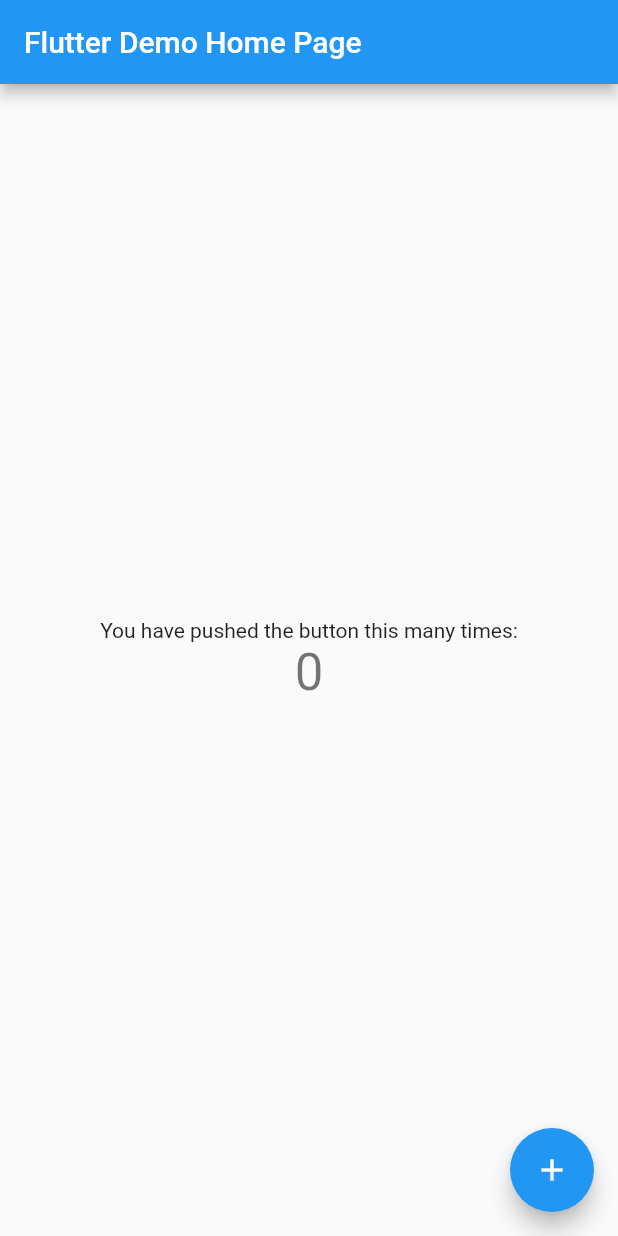
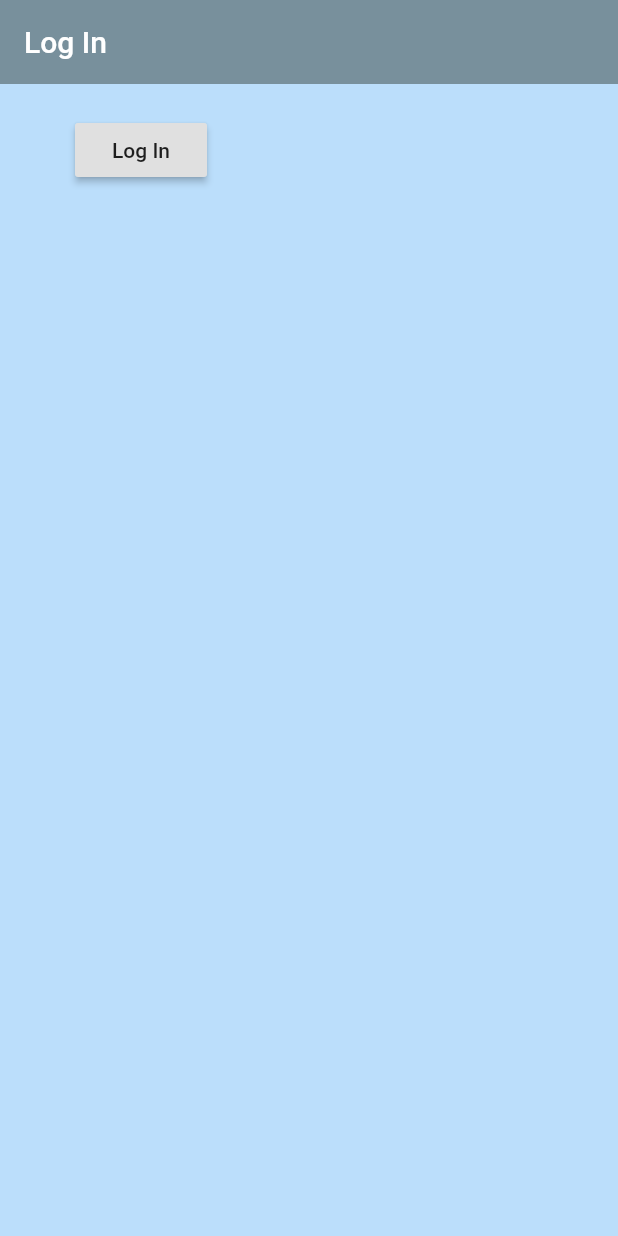
Before and after one commit to UHM-Byte-Me/bowfolios, a Flutter app: the screen it shows after launch, on a phone screen of 412 x 824 dp. Run offline on Flutter 3.47's test engine with Material 2 defaults, Android fonts, the phone set to English and light mode, and no system bars; our stand-ins replace firebase_auth; accounts and stored records are empty.

```diff
--- a/lib/main.dart
+++ b/lib/main.dart
@@ -1,3 +1,4 @@
+import 'package:bowfolios/screens/wrapper.dart';
 import 'package:flutter/material.dart';
 
 void main() {
@@ -9,109 +10,8 @@ class MyApp extends StatelessWidget {
   @override
   Widget build(BuildContext context) {
     return MaterialApp(
-      title: 'Flutter Demo',
-      theme: ThemeData(
-        // This is the theme of your application.
-        //
-        // Try running your application with "flutter run". You'll see the
-        // application has a blue toolbar. Then, without quitting the app, try
-        // changing the primarySwatch below to Colors.green and then invoke
-        // "hot reload" (press "r" in the console where you ran "flutter run",
-        // or simply save your changes to "hot reload" in a Flutter IDE).
-        // Notice that the counter didn't reset back to zero; the application
-        // is not restarted.
-        primarySwatch: Colors.blue,
-        // This makes the visual density adapt to the platform that you run
-        // the app on. For desktop platforms, the controls will be smaller and
-        // closer together (more dense) than on mobile platforms.
-        visualDensity: VisualDensity.adaptivePlatformDensity,
-      ),
-      home: MyHomePage(title: 'Flutter Demo Home Page'),
+      title: "BowFolios",
+      home: AuthWrapper(),
     );
   }
 }
-
-class MyHomePage extends StatefulWidget {
-  MyHomePage({Key key, this.title}) : super(key: key);
-
-  // This widget is the home page of your application. It is stateful, meaning
-  // that it has a State object (defined below) that contains fields that affect
-  // how it looks.
-
-  // This class is the configuration for the state. It holds the values (in this
-  // case the title) provided by the parent (in this case the App widget) and
-  // used by the build method of the State. Fields in a Widget subclass are
-  // always marked "final".
-
-  final String title;
-
-  @override
-  _MyHomePageState createState() => _MyHomePageState();
-}
-
-class _MyHomePageState extends State<MyHomePage> {
-  int _counter = 0;
-
-  void _incrementCounter() {
-    setState(() {
-      // This call to setState tells the Flutter framework that something has
-      // changed in this State, which causes it to rerun the build method below
-      // so that the display can reflect the updated values. If we changed
-      // _counter without calling setState(), then the build method would not be
-      // called again, and so nothing would appear to happen.
-      _counter++;
-    });
-  }
-
-  @override
-  Widget build(BuildContext context) {
-    // This method is rerun every time setState is called, for instance as done
-    // by the _incrementCounter method above.
-    //
-    // The Flutter framework has been optimized to make rerunning build methods
-    // fast, so that you can just rebuild anything that needs updating rather
-    // than having to individually change instances of widgets.
-    return Scaffold(
-      appBar: AppBar(
-        // Here we take the value from the MyHomePage object that was created by
-        // the App.build method, and use it to set our appbar title.
-        title: Text(widget.title),
-      ),
-      body: Center(
-        // Center is a layout widget. It takes a single child and positions it
-        // in the middle of the parent.
-        child: Column(
-          // Column is also a layout widget. It takes a list of children and
-          // arranges them vertically. By default, it sizes itself to fit its
-          // children horizontally, and tries to be as tall as its parent.
-          //
-          // Invoke "debug painting" (press "p" in the console, choose the
-          // "Toggle Debug Paint" action from the Flutter Inspector in Android
-          // Studio, or the "Toggle Debug Paint" command in Visual Studio Code)
-          // to see the wireframe for each widget.
-          //
-          // Column has various properties to control how it sizes itself and
-          // how it positions its children. Here we use mainAxisAlignment to
-          // center the children vertically; the main axis here is the vertical
-          // axis because Columns are vertical (the cross axis would be
-          // horizontal).
-          mainAxisAlignment: MainAxisAlignment.center,
-          children: <Widget>[
-            Text(
-              'You have pushed the button this many times:',
-            ),
-            Text(
-              '$_counter',
-              style: Theme.of(context).textTheme.headline4,
-            ),
-          ],
-        ),
-      ),
-      floatingActionButton: FloatingActionButton(
-        onPressed: _incrementCounter,
-        tooltip: 'Increment',
-        child: Icon(Icons.add),
-      ), // This trailing comma makes auto-formatting nicer for build methods.
-    );
-  }
-}
--- /dev/null
+++ b/lib/screens/authenticate/authenticate.dart
@@ -0,0 +1,14 @@
+import 'package:bowfolios/screens/authenticate/log_in.dart';
+import 'package:flutter/material.dart';
+
+class Authenticate extends StatefulWidget {
+  @override
+  _AuthenticateState createState() => _AuthenticateState();
+}
+
+class _AuthenticateState extends State<Authenticate> {
+  @override
+  Widget build(BuildContext context) {
+    return Container(child: LogInPage());
+  }
+}
--- /dev/null
+++ b/lib/screens/authenticate/log_in.dart
@@ -0,0 +1,30 @@
+import 'package:bowfolios/screens/home/home.dart';
+import 'package:bowfolios/services/auth.dart';
+import 'package:flutter/material.dart';
+
+class LogInPage extends StatefulWidget {
+  @override
+  _LogInPageState createState() => _LogInPageState();
+}
+
+class _LogInPageState extends State<LogInPage> {
+  final AuthService _auth = AuthService();
+  @override
+  Widget build(BuildContext context) {
+    return Scaffold(
+      appBar: AppBar(
+        backgroundColor: Colors.blueGrey[400],
+        elevation: 0.0,
+        title: Text("Log In"),
+      ),
+      backgroundColor: Colors.blue[100],
+      body: Container(
+        padding: EdgeInsets.symmetric(vertical: 20.0, horizontal: 50.0),
+        child: RaisedButton(
+          onPressed: () async {},
+          child: Text("Log In"),
+        ),
+      ),
+    );
+  }
+}
--- /dev/null
+++ b/lib/screens/wrapper.dart
@@ -0,0 +1,10 @@
+import 'package:bowfolios/screens/authenticate/authenticate.dart';
+import 'package:bowfolios/screens/home/home.dart';
+import 'package:flutter/material.dart';
+
+class AuthWrapper extends StatelessWidget {
+  @override
+  Widget build(BuildContext context) {
+    return Authenticate();
+  }
+}
```
Also changed, not shown: lib/screens/home/home.dart (added, +10 -0 lines), lib/services/auth.dart (added, +38 -0 lines), lib/services/place_holder.dart (deleted).
